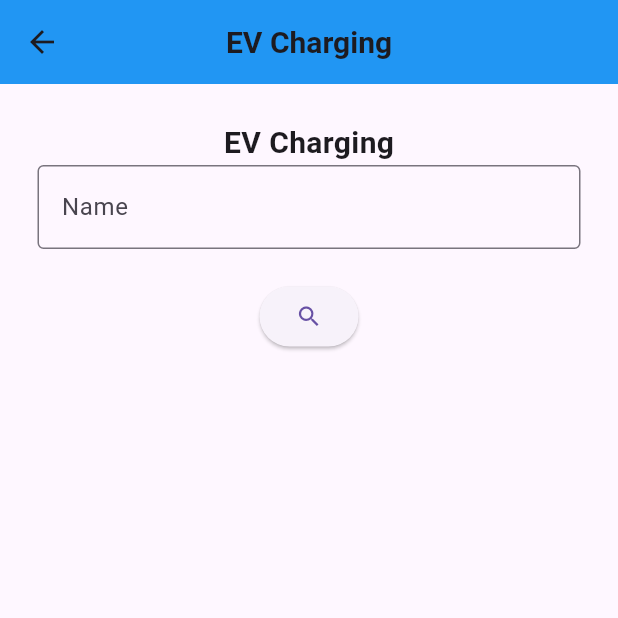
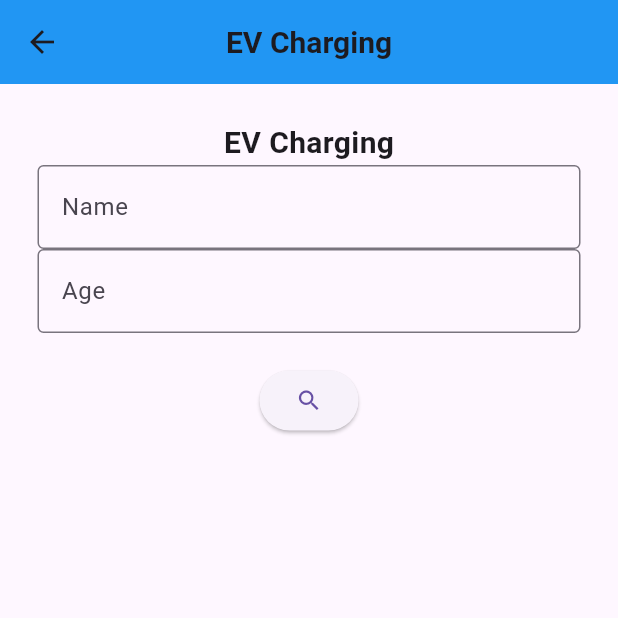
Before and after one commit to ghost08A/arm_app, a Flutter app: the WelcomePage screen opened directly, on a phone screen of 412 x 824 dp, the top half of it. Run offline on Flutter 3.47's test engine with Material 3 defaults, Android fonts, the phone set to English and light mode, and no system bars.

Commit message:
v.6 Navigator

```diff
--- a/lib/detall.dart
+++ b/lib/detall.dart
@@ -1,8 +1,9 @@
+import 'package:arm_app/welcome_page.dart';
 import 'package:flutter/material.dart';
 import 'package:flutter/services.dart';
 
 class Detall extends StatefulWidget {
-  const Detall({super.key});
+  const Detall({super.key,});
 
   @override
   State<Detall> createState() => _DetallState();
@@ -41,7 +42,7 @@ class _DetallState extends State<Detall> {
               Column(
                 children: [
                   IconButton(
-                      onPressed: () {}, icon: Icon(Icons.home), iconSize: 40),
+                      onPressed: () {Navigator.pushNamed(context,'/welcome');}, icon: Icon(Icons.home), iconSize: 40),
                   Text("Home",
                       style:
                           TextStyle(fontWeight: FontWeight.bold, fontSize: 20)),
--- a/lib/welcome_page.dart
+++ b/lib/welcome_page.dart
@@ -1,7 +1,8 @@
+import 'package:arm_app/display.dart';
 import 'package:flutter/material.dart';
 
 class WelcomePage extends StatefulWidget {
-  const WelcomePage({super.key});
+  const WelcomePage({super.key,});
 
   @override
   State<WelcomePage> createState() => _WelcomePageState();
@@ -10,7 +11,22 @@ class WelcomePage extends StatefulWidget {
 class _WelcomePageState extends State<WelcomePage> {
   String _output = '';
   final _textController = TextEditingController();
-  final _name = TextEditingController();
+  final age = TextEditingController();
+
+ /* @override
+   void initState(){
+    super.initState();
+    debugPrint('initState');
+    _output = '';
+   }
+
+
+  @override
+  void dispose(){
+    _textController.dispose();
+    age.dispose();
+    super.dispose;
+  }*/
 
   @override
   Widget build(BuildContext context) {
@@ -36,14 +52,29 @@ class _WelcomePageState extends State<WelcomePage> {
                       hintText: ' Enter Name',
                     ),
                   ),
+                  TextField(
+                    controller: age,
+                    keyboardType: TextInputType.number,
+                    decoration: InputDecoration(
+                      border: OutlineInputBorder(),
+                      labelText: "Age",
+                      hintText: ' Enter Age',
+                    ),
+                  ),
                   Text('$_output'),
                   ElevatedButton(
                     onPressed: () {
                       String input = _textController.text;
+                      int _age = int.parse(age.text);
                       debugPrint('pressed button .. $input');
-                      setState(() {
+                      /*setState(() {
                         _output = "hi $input kub";
-                      });
+                      });*/
+                      Navigator.pushAndRemoveUntil(context,MaterialPageRoute(builder: (context) => display(
+                        name: input,
+                        age: _age,
+                      )),
+                      (route)=>false);
                     },
                     child: const Icon(Icons.search),
                   )
```
Also changed, not shown: lib/display.dart (added, +32 -0 lines), lib/main.dart (+9 -1 lines).
